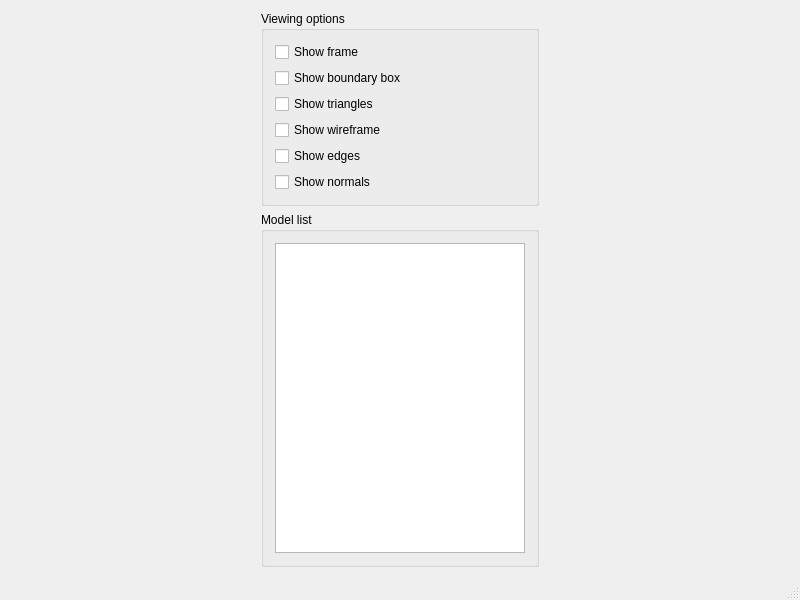
Before: the Qt Designer form examples/Qt/ModelViewer/Interface.ui in chai3d/chai3d, drawn with Qt 5.
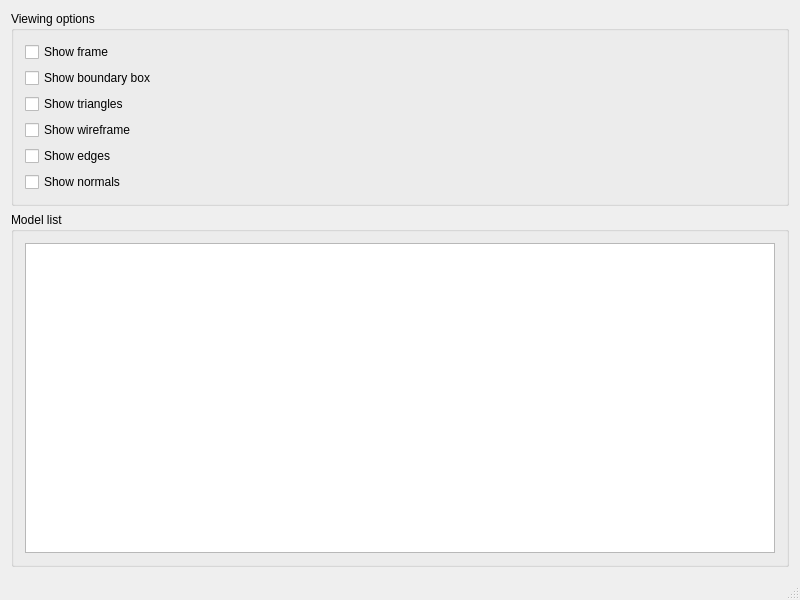
After: the same form once the commit is applied. Icons and pictures are not drawn.

The edit to the form file:
```diff
--- a/examples/Qt/ModelViewer/Interface.ui
+++ b/examples/Qt/ModelViewer/Interface.ui
@@ -40,26 +40,11 @@
     <item>
      <widget class="QWidget" name="Settings" native="true">
       <property name="sizePolicy">
-       <sizepolicy hsizetype="Fixed" vsizetype="Preferred">
+       <sizepolicy hsizetype="Minimum" vsizetype="Preferred">
         <horstretch>0</horstretch>
         <verstretch>0</verstretch>
        </sizepolicy>
       </property>
-      <property name="minimumSize">
-       <size>
-        <width>300</width>
-        <height>0</height>
-       </size>
-      </property>
-      <property name="maximumSize">
-       <size>
-        <width>300</width>
-        <height>16777215</height>
-       </size>
-      </property>
-      <property name="autoFillBackground">
-       <bool>true</bool>
-      </property>
       <layout class="QVBoxLayout" name="verticalLayout">
        <item>
         <widget class="QGroupBox" name="groupOptions">
```
Left out of the diff: 4 changed lines with no effect on the pictures.
